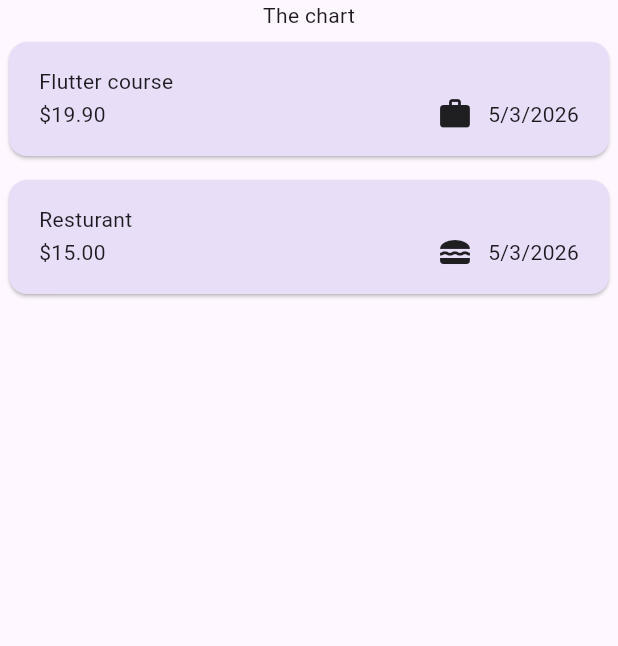
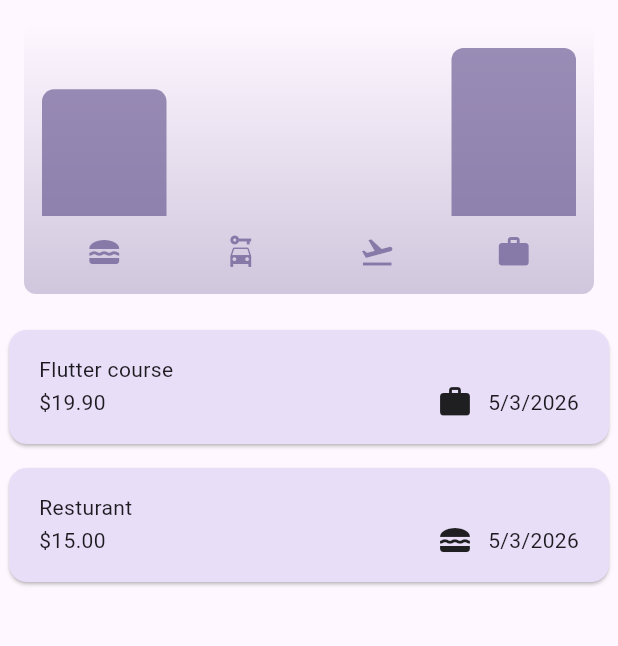
Before and after one commit to Ramahadam/Flutter-Learning, a Flutter app: the screen it shows after launch, on a phone screen of 412 x 824 dp, the part 84-730 px from its top. Run offline on Flutter 3.47's test engine with Material 3 defaults, Android fonts, the phone set to English and light mode, and no system bars; our stand-ins replace google_fonts.

Commit message:
add chart

```diff
--- a/expense_tracker/lib/models/expense.dart
+++ b/expense_tracker/lib/models/expense.dart
@@ -32,3 +32,24 @@ class Expense {
     return formatter.format(date);
   }
 }
+
+class ExpenseBucket {
+  const ExpenseBucket({required this.category, required this.expenses});
+
+  final Category category;
+  final List<Expense> expenses;
+
+  ExpenseBucket.forCategory(List<Expense> allExpenses, this.category)
+    : expenses = allExpenses
+          .where((expense) => expense.category == category)
+          .toList();
+
+  double get totalExpenses {
+    double sum = 0;
+
+    for (final expense in expenses) {
+      sum += expense.amount;
+    }
+    return sum;
+  }
+}
--- /dev/null
+++ b/expense_tracker/lib/widgets/chart/chart.dart
@@ -0,0 +1,91 @@
+import 'package:flutter/material.dart';
+
+import 'package:expense_tracker/widgets/chart/chart_bar.dart';
+import 'package:expense_tracker/models/expense.dart';
+
+class Chart extends StatelessWidget {
+  const Chart({super.key, required this.expenses});
+
+  final List<Expense> expenses;
+
+  List<ExpenseBucket> get buckets {
+    return [
+      ExpenseBucket.forCategory(expenses, Category.food),
+      ExpenseBucket.forCategory(expenses, Category.leisure),
+      ExpenseBucket.forCategory(expenses, Category.travel),
+      ExpenseBucket.forCategory(expenses, Category.work),
+    ];
+  }
+
+  double get maxTotalExpense {
+    double maxTotalExpense = 0;
+
+    for (final bucket in buckets) {
+      if (bucket.totalExpenses > maxTotalExpense) {
+        maxTotalExpense = bucket.totalExpenses;
+      }
+    }
+
+    return maxTotalExpense;
+  }
+
+  @override
+  Widget build(BuildContext context) {
+    final isDarkMode =
+        MediaQuery.of(context).platformBrightness == Brightness.dark;
+    return Container(
+      margin: const EdgeInsets.all(16),
+      padding: const EdgeInsets.symmetric(vertical: 16, horizontal: 8),
+      width: double.infinity,
+      height: 180,
+      decoration: BoxDecoration(
+        borderRadius: BorderRadius.circular(8),
+        gradient: LinearGradient(
+          colors: [
+            Theme.of(context).colorScheme.primary.withOpacity(0.3),
+            Theme.of(context).colorScheme.primary.withOpacity(0.0),
+          ],
+          begin: Alignment.bottomCenter,
+          end: Alignment.topCenter,
+        ),
+      ),
+      child: Column(
+        children: [
+          Expanded(
+            child: Row(
+              crossAxisAlignment: CrossAxisAlignment.end,
+              children: [
+                for (final bucket in buckets) // alternative to map()
+                  ChartBar(
+                    fill: bucket.totalExpenses == 0
+                        ? 0
+                        : bucket.totalExpenses / maxTotalExpense,
+                  ),
+              ],
+            ),
+          ),
+          const SizedBox(height: 12),
+          Row(
+            children: buckets
+                .map(
+                  (bucket) => Expanded(
+                    child: Padding(
+                      padding: const EdgeInsets.symmetric(horizontal: 4),
+                      child: Icon(
+                        categoryIcons[bucket.category],
+                        color: isDarkMode
+                            ? Theme.of(context).colorScheme.secondary
+                            : Theme.of(
+                                context,
+                              ).colorScheme.primary.withOpacity(0.7),
+                      ),
+                    ),
+                  ),
+                )
+                .toList(),
+          ),
+        ],
+      ),
+    );
+  }
+}
--- /dev/null
+++ b/expense_tracker/lib/widgets/chart/chart_bar.dart
@@ -0,0 +1,32 @@
+import 'package:flutter/material.dart';
+
+class ChartBar extends StatelessWidget {
+  const ChartBar({super.key, required this.fill});
+
+  final double fill;
+
+  @override
+  Widget build(BuildContext context) {
+    final isDarkMode =
+        MediaQuery.of(context).platformBrightness == Brightness.dark;
+    return Expanded(
+      child: Padding(
+        padding: const EdgeInsets.symmetric(horizontal: 4),
+        child: FractionallySizedBox(
+          heightFactor: fill,
+          child: DecoratedBox(
+            decoration: BoxDecoration(
+              shape: BoxShape.rectangle,
+              borderRadius: const BorderRadius.vertical(
+                top: Radius.circular(8),
+              ),
+              color: isDarkMode
+                  ? Theme.of(context).colorScheme.secondary
+                  : Theme.of(context).colorScheme.primary.withOpacity(0.65),
+            ),
+          ),
+        ),
+      ),
+    );
+  }
+}
--- a/expense_tracker/lib/widgets/expenses.dart
+++ b/expense_tracker/lib/widgets/expenses.dart
@@ -1,3 +1,4 @@
+import 'package:expense_tracker/widgets/chart/chart.dart';
 import 'package:expense_tracker/widgets/expenses_list/expenses_list.dart';
 import 'package:expense_tracker/models/expense.dart';
 import 'package:expense_tracker/widgets/new_expense.dart';
@@ -86,7 +87,7 @@ class _ExpensesState extends State<Expenses> {
       ),
       body: Column(
         children: [
-          const Text('The chart'),
+          Chart(expenses: _registeredExpenses),
           Expanded(child: mainContent),
         ],
       ),
```
